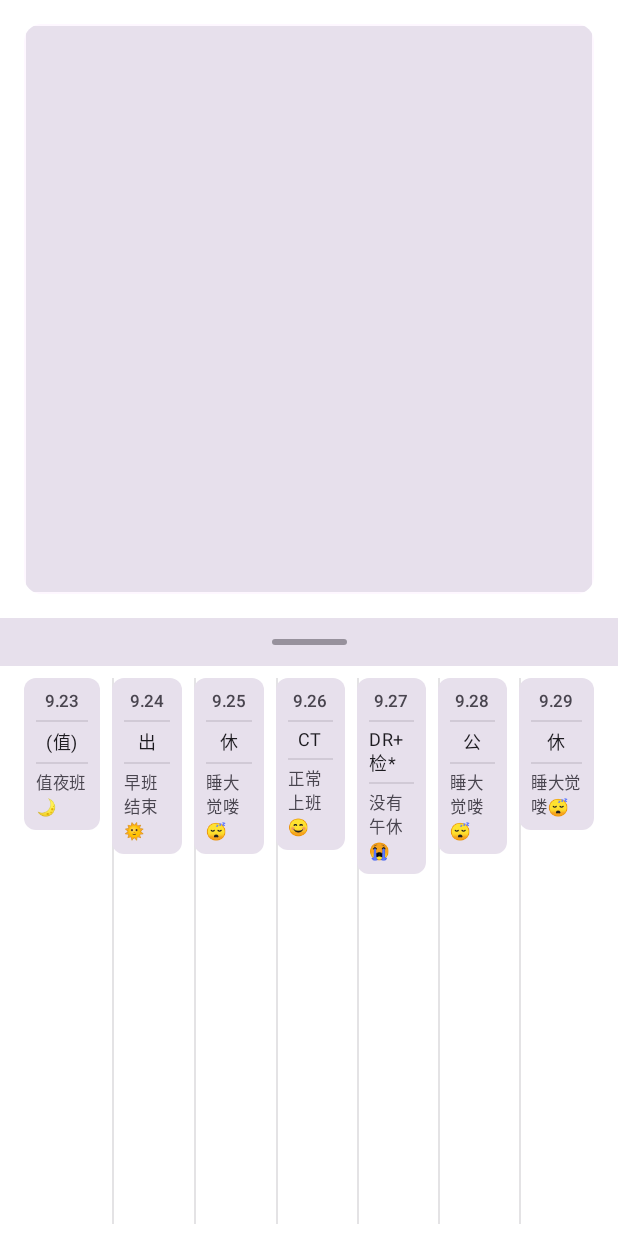
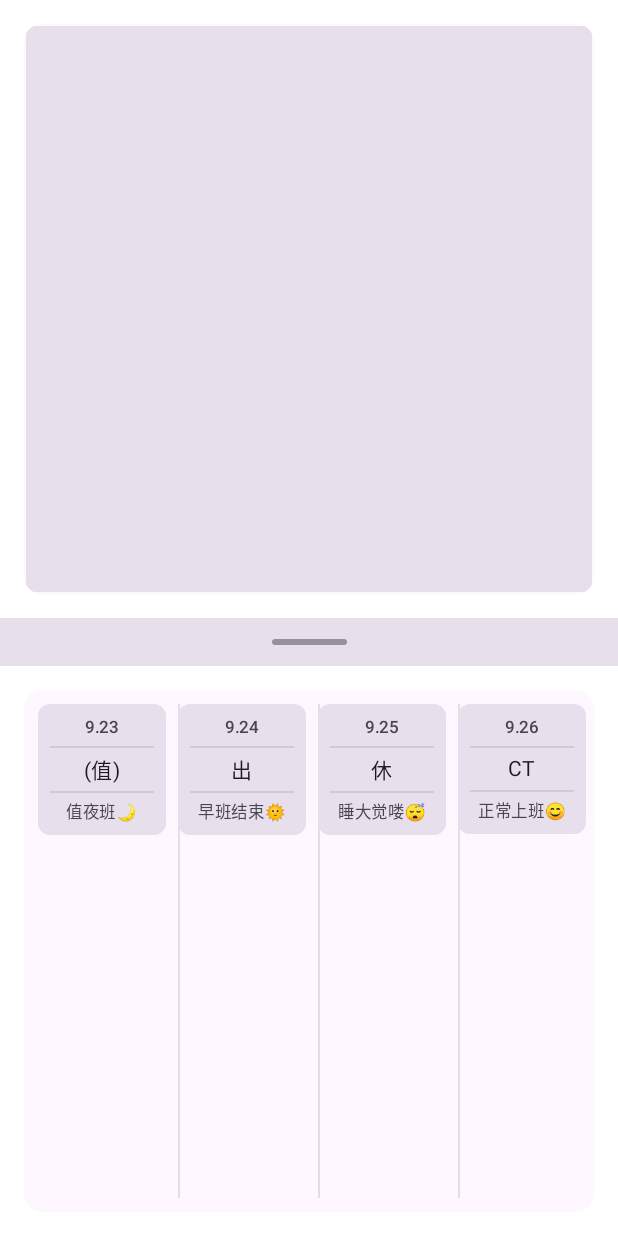
Before and after one commit to zeke-chin/SmartScheduleEye, an Android app built with Jetpack Compose: the @Preview function ImagePickerScreenWithTablePreview, on a phone screen of 412 x 824 dp. Run offline under Robolectric (Android 15) with nearby library versions, the phone set to English and light mode, and no system bars; pictures from the network do not load.

Commit message:
update: 显示效果：

```diff
--- a/app/src/main/java/com/example/demo/image/ImagePickerScreen.kt
+++ b/app/src/main/java/com/example/demo/image/ImagePickerScreen.kt
@@ -40,6 +40,8 @@ import android.util.Log
 import androidx.compose.material3.AlertDialog
 import android.widget.Toast
 import java.util.*
+import androidx.compose.foundation.horizontalScroll
+import androidx.compose.foundation.rememberScrollState
 
 enum class ScheduleType {
     NORMAL_WORK,    // CT/DR/体检/DR+检
@@ -225,7 +227,7 @@ fun ImagePickerScreen(
                     ScheduleTable(scheduleTableState)
                 }
 
-                // 按钮区域
+                // ���钮区域
                 Box(
                     modifier = Modifier
                         .fillMaxWidth()
@@ -423,20 +425,31 @@ fun ScheduleTable(markdownTable: String) {
             val values = lines[2].trim('|').split('|').map { it.trim() }
             val emojis = lines[3].trim('|').split('|').map { it.trim() }
 
-            Column(
+            // 添加外限制框
+            Box(
                 modifier = Modifier
                     .fillMaxWidth()
-                    .padding(horizontal = 16.dp, vertical = 8.dp)
+                    .padding(16.dp)
+                    .background(
+                        color = MaterialTheme.colorScheme.surface,
+                        shape = MaterialTheme.shapes.medium
+                    )
+                    .clip(MaterialTheme.shapes.medium)
+                    .padding(1.dp)
+            ) {
+                // 添加水平滚动
+                Box(
+                    modifier = Modifier
+                        .horizontalScroll(rememberScrollState())
+                        .padding(8.dp)
                 ) {
                     Row(
-                    modifier = Modifier.fillMaxWidth(),
-                    horizontalArrangement = Arrangement.SpaceBetween
+                        modifier = Modifier.width(IntrinsicSize.Max),
+                        horizontalArrangement = Arrangement.Start
                     ) {
                         dates.forEachIndexed { index, date ->
                             Box(
-                            modifier = Modifier
-                                .weight(1f)
-                                .padding(
+                                modifier = Modifier.padding(
                                     start = if (index == 0) 0.dp else 4.dp,
                                     end = if (index == dates.size - 1) 0.dp else 4.dp
                                 )
@@ -458,8 +471,9 @@ fun ScheduleTable(markdownTable: String) {
                                     date = date,
                                     value = values.getOrNull(index) ?: "",
                                     emoji = emojis.getOrNull(index) ?: "",
-                                modifier = Modifier.fillMaxWidth()
+                                    modifier = Modifier.width(85.dp) // 固定每个单元格的宽度
                                 )
+                            }
                         }
                     }
                 }
@@ -484,13 +498,12 @@ private fun ScheduleCell(
             .padding(8.dp),
         horizontalAlignment = Alignment.CenterHorizontally
     ) {
-        // 上方日期文本
         Text(
             text = date.split(".").takeLast(2).joinToString("."),
-            style = MaterialTheme.typography.labelSmall,  // 小号文本
-            color = MaterialTheme.colorScheme.onSurfaceVariant
+            style = MaterialTheme.typography.labelSmall,
+            color = MaterialTheme.colorScheme.onSurfaceVariant,
+            maxLines = 1 // 限制为单行
         )
-        // 上分隔线
         Box(
             modifier = Modifier
                 .padding(vertical = 4.dp)
@@ -500,30 +513,13 @@ private fun ScheduleCell(
                     MaterialTheme.colorScheme.outline.copy(alpha = 0.2f)
                 )
         )
-        // 中间排班值文本 - 这里控制字体大小
         Text(
             text = value,
-            // 可以使用以下任意一种预设值来调整大小:
-            // typography.displayLarge  - 最大
-            // typography.displayMedium - 较大
-            // typography.displaySmall  - 大
-            // typography.headlineLarge - 较大标题
-            // typography.headlineMedium - 中等标题
-            // typography.headlineSmall - 小标题
-            // typography.titleLarge    - 大标题
-            // typography.titleMedium   - 中标题
-            // typography.titleSmall    - 小标题
-            // typography.bodyLarge     - 大正文
-            // typography.bodyMedium    - 中正文（当前使用）
-            // typography.bodySmall     - 小正文
-            // typography.labelLarge    - 大标签
-            // typography.labelMedium   - 中标签
-            // typography.labelSmall    - 小标签
-            style = MaterialTheme.typography.bodySmall,  // 修改这里可以改变字体大小
+            style = MaterialTheme.typography.bodyMedium,
             color = MaterialTheme.colorScheme.onSurface,
-            modifier = Modifier.padding(vertical = 0.2.dp)
+            modifier = Modifier.padding(vertical = 0.2.dp),
+            maxLines = 1 // 限制为单行
         )
-        // 下分隔线
         Box(
             modifier = Modifier
                 .padding(vertical = 4.dp)
@@ -533,11 +529,11 @@ private fun ScheduleCell(
                     MaterialTheme.colorScheme.outline.copy(alpha = 0.2f)
                 )
         )
-        // 下方表情文本
         Text(
             text = emoji,
-            style = MaterialTheme.typography.labelSmall,  // 小号文本
-            color = MaterialTheme.colorScheme.onSurfaceVariant
+            style = MaterialTheme.typography.labelSmall,
+            color = MaterialTheme.colorScheme.onSurfaceVariant,
+            maxLines = 1 // 限制为单行
         )
     }
 }
```
Lines whose indentation alone changed are shown as unchanged.
